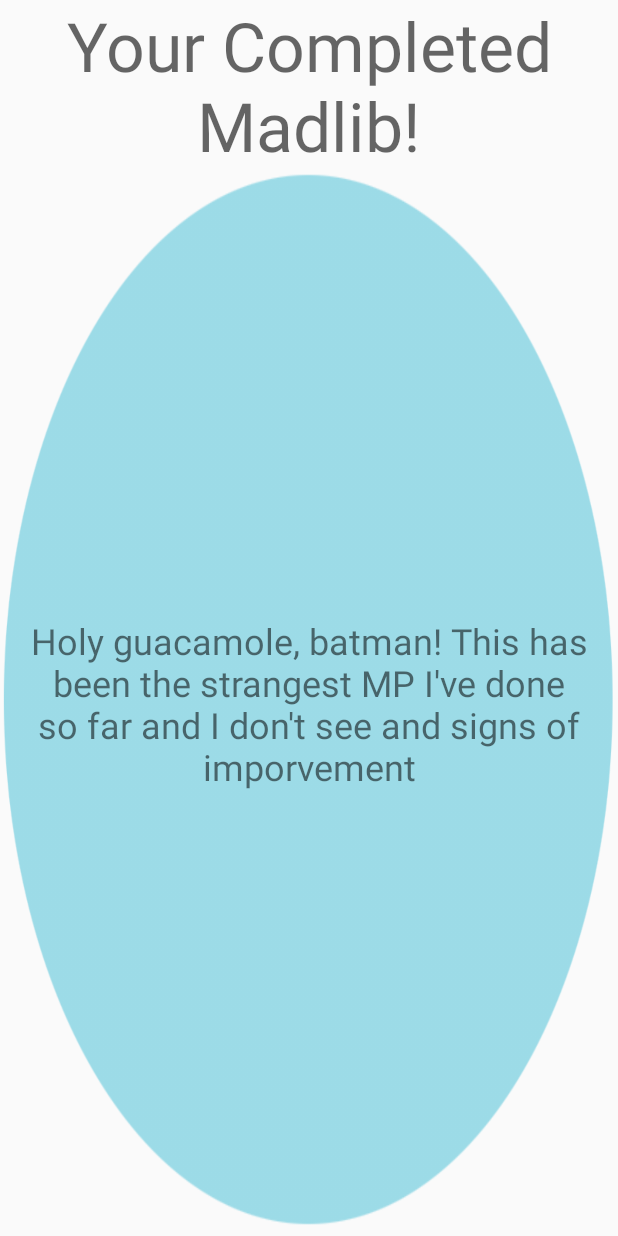
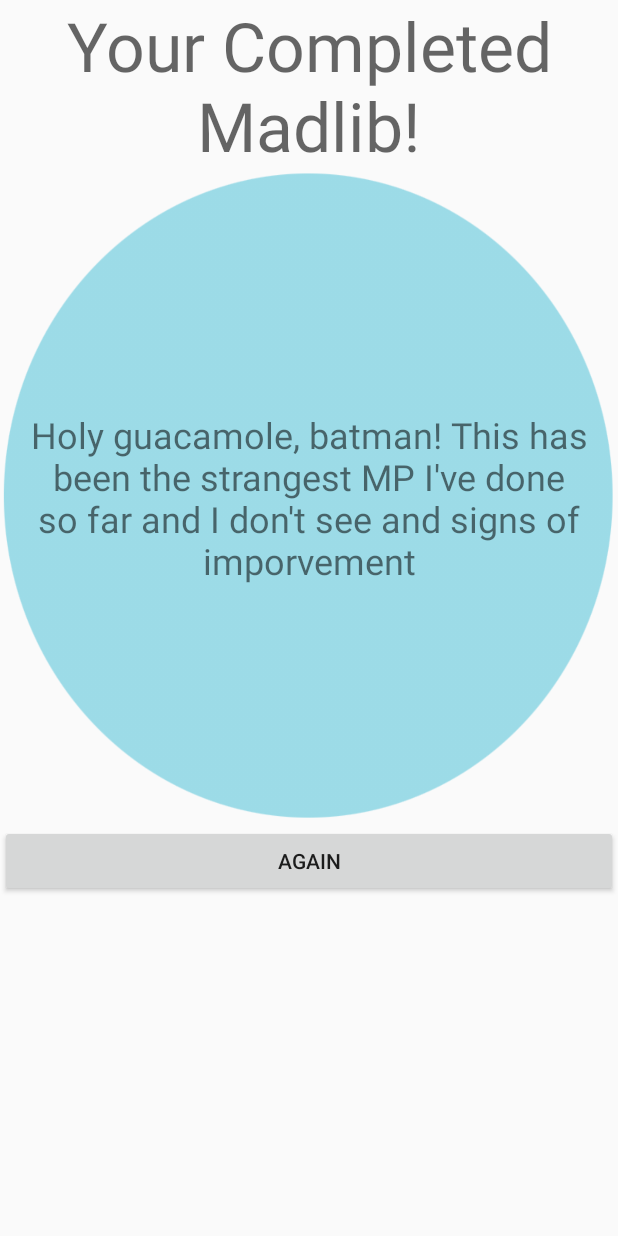
Before and after one commit to spatzdaniel/Final-Project, an Android app: the layout finalmadlibview.xml on its own in the app's theme, with its tools: preview values and no code run, on a phone screen of 412 x 824 dp. Run offline under Robolectric (Android 15) with nearby library versions, the phone set to English and light mode, and no system bars.

Commit message:
Save for git

```diff
--- a/app/src/main/res/layout/finalmadlibview.xml
+++ b/app/src/main/res/layout/finalmadlibview.xml
@@ -22,11 +22,17 @@
         <TextView
             android:id="@+id/textView5"
             android:layout_width="match_parent"
-            android:layout_height="match_parent"
+            android:layout_height="436dp"
             android:background="@drawable/bluecircleapp"
             android:gravity="center"
             android:text="Holy guacamole, batman! This has been the strangest MP I've done so far and I don't see and signs of imporvement"
             android:textSize="24sp" />
 
+        <Button
+            android:id="@+id/button2"
+            android:layout_width="match_parent"
+            android:layout_height="wrap_content"
+            android:text="Again" />
+
     </LinearLayout>
 </android.support.constraint.ConstraintLayout>
```
Also changed, not shown: app/src/main/res/layout/inputforthelib.xml (added, +48 -0 lines).
